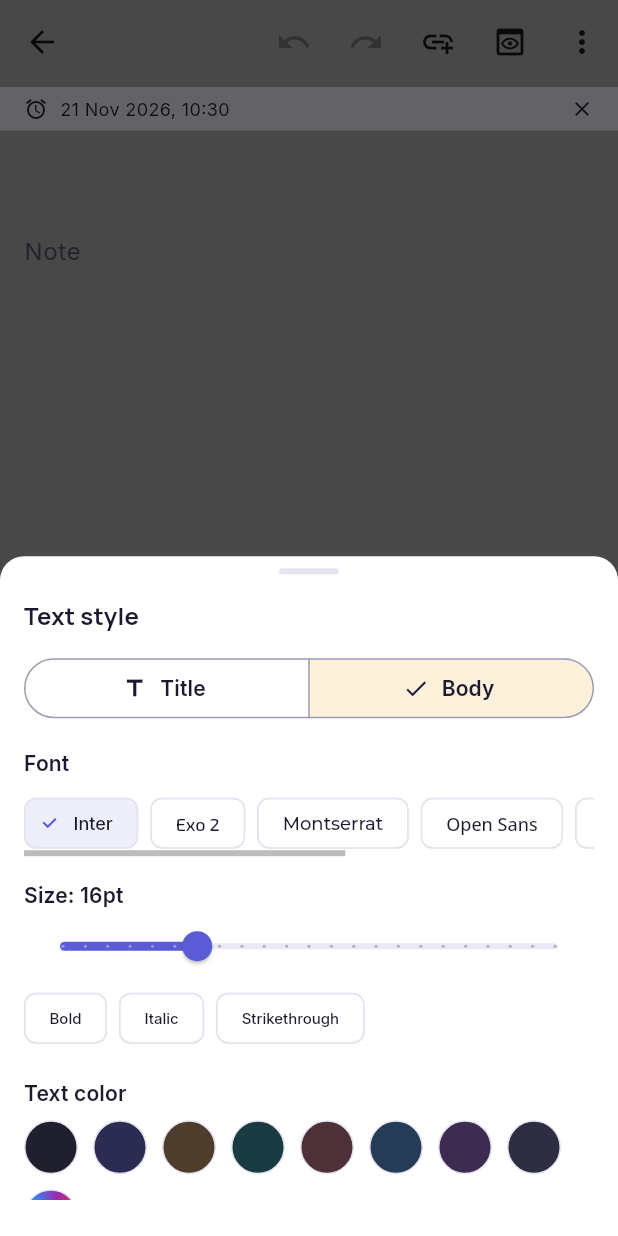
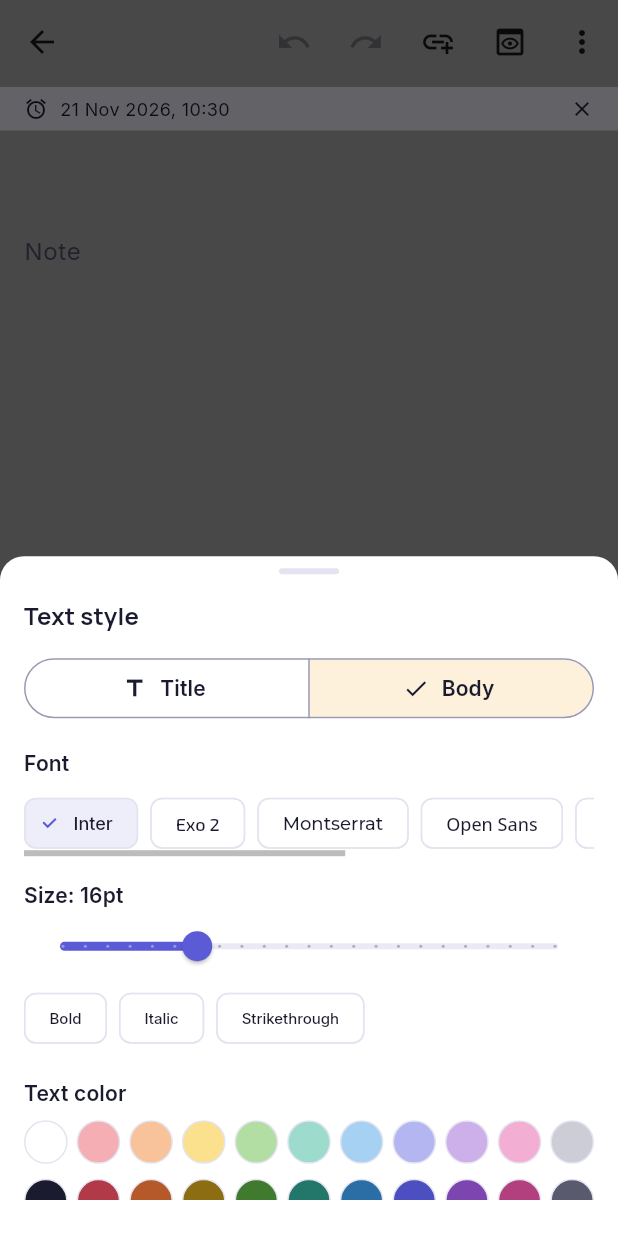
Before and after one commit to ndenicolais/Taskenda, a Flutter app: the NoteEditorScreen screen opened directly with empty values, item 2 of the bottom bar chosen, on a phone screen of 412 x 824 dp. Run offline on Flutter 3.47's test engine with Material 3 defaults, Android fonts, the phone set to English and light mode, and no system bars; our stand-ins replace cloud_firestore, file_picker, firebase_auth, firebase_core, firebase_messaging, fl_chart and 11 more; missing offline and left inert: home_widget, record; accounts and stored records are empty; generated files the repository leaves out were written again.

Commit message:
feat(colors): pastel palette for background and text colors

```diff
--- a/lib/l10n/app_en.arb
+++ b/lib/l10n/app_en.arb
@@ -178,7 +178,6 @@
   "styleTextColor": "Text color",
   "styleTitleColor": "Title color",
   "styleResetTitle": "Reset title style",
-  "styleMaterialColors": "Material colors",
   "templateChoose": "Choose a template",
   "templateSectionNotes": "Notes",
   "templateSectionChecklists": "Checklists",
--- a/lib/l10n/app_it.arb
+++ b/lib/l10n/app_it.arb
@@ -192,7 +192,6 @@
   "styleTextColor": "Colore testo",
   "styleTitleColor": "Colore titolo",
   "styleResetTitle": "Ripristina stile titolo",
-  "styleMaterialColors": "Colori Material",
   "templateChoose": "Scegli un modello",
   "templateSectionNotes": "Note",
   "templateSectionChecklists": "Checklist",
--- a/lib/l10n/app_localizations.dart
+++ b/lib/l10n/app_localizations.dart
@@ -1166,12 +1166,6 @@ abstract class AppLocalizations {
   /// **'Ripristina stile titolo'**
   String get styleResetTitle;
 
-  /// No description provided for @styleMaterialColors.
-  ///
-  /// In it, this message translates to:
-  /// **'Colori Material'**
-  String get styleMaterialColors;
-
   /// No description provided for @templateChoose.
   ///
   /// In it, this message translates to:
--- a/lib/l10n/app_localizations_en.dart
+++ b/lib/l10n/app_localizations_en.dart
@@ -566,9 +566,6 @@ class AppLocalizationsEn extends AppLocalizations {
 
   @override
   String get styleResetTitle => 'Reset title style';
-
-  @override
-  String get styleMaterialColors => 'Material colors';
 
   @override
   String get templateChoose => 'Choose a template';
--- a/lib/l10n/app_localizations_it.dart
+++ b/lib/l10n/app_localizations_it.dart
@@ -566,9 +566,6 @@ class AppLocalizationsIt extends AppLocalizations {
 
   @override
   String get styleResetTitle => 'Ripristina stile titolo';
-
-  @override
-  String get styleMaterialColors => 'Colori Material';
 
   @override
   String get templateChoose => 'Scegli un modello';
--- a/lib/screens/calendar/calendar_event_style.dart
+++ b/lib/screens/calendar/calendar_event_style.dart
@@ -125,20 +125,18 @@ CalendarItemStyle calendarItemStyle(
 Color _festiveEnd(Color color, bool isDark) =>
     isDark ? AppColors.tintDark(color) : AppColors.tintLight(color);
 
-/// A user-picked event color. A note swatch (picked in either theme) maps to
-/// the swatch at the same position in the current theme, with its category
-/// color as accent (neutral grey for the default and neutral swatches); any
-/// other color is the accent itself, on its own light / dark tint.
+/// A user-picked event color. A palette swatch (picked in either theme) maps
+/// to the swatch at the same position in the current theme, with the deep
+/// tone of its family as accent (blue-grey for white and black); any other
+/// color is the accent itself, on its own light / dark tint.
 _Swatch _customSwatch(Color color) {
   var i = AppColors.noteSwatchesLight.indexOf(color);
   if (i < 0) i = AppColors.noteSwatchesDark.indexOf(color);
   if (i < 0) return _category(color);
-  final isCategory = i >= 1 && i <= AppColors.categories.length;
   return (
     light: AppColors.noteSwatchesLight[i],
     dark: AppColors.noteSwatchesDark[i],
-    accent:
-        isCategory ? AppColors.categories[i - 1] : AppColors.textSecondaryDark,
+    accent: AppColors.swatchAccent(i),
   );
 }
 
--- a/lib/theme/app_colors.dart
+++ b/lib/theme/app_colors.dart
@@ -112,64 +112,180 @@ class AppColors {
     return Color.alphaBlend(color.withValues(alpha: 0.22), surfaceDark);
   }
 
-  // ─── Note swatches ──────────────────────────────────────────────────────────
+  // ─── Pastel palette ─────────────────────────────────────────────────────────
   //
-  // Same order in both lists, so a swatch maps to the one at the same index
-  // in the other theme: 0 default, 1–6 the tints of [categories], 7 neutral.
-  // Constants (not computed), so a color read back from Firestore as
-  // `Color(int)` is equal to its swatch.
+  // Ten color families, same order in every list: red, peach, yellow, green,
+  // mint, sky, indigo, violet, pink, grey. Constants (not computed), so a
+  // color read back from Firestore as `Color(int)` is equal to its swatch.
 
-  /// Preset note colors offered in [ColorPickerWidget] for light theme notes.
-  static const List<Color> noteSwatchesLight = [
-    surfaceLight,
-    ...categoryTintsLight,
-    borderLight,
+  /// Pastel of each family, light shade: note backgrounds (light theme),
+  /// text on dark backgrounds.
+  static const List<Color> pastelLight = [
+    Color(0xFFFBDADC),
+    Color(0xFFFDE3CF),
+    Color(0xFFFFF4C7),
+    Color(0xFFDDF1D6),
+    Color(0xFFD3F1EA),
+    Color(0xFFD8EDFB),
+    Color(0xFFDEDFF9),
+    Color(0xFFEBDDF6),
+    Color(0xFFFBDDED),
+    Color(0xFFEDEDF2),
   ];
 
-  /// Preset note colors offered in [ColorPickerWidget] for dark theme notes.
-  static const List<Color> noteSwatchesDark = [
-    surfaceDark,
-    ...categoryTintsDark,
-    borderDark,
+  /// Pastel of each family, medium shade.
+  static const List<Color> pastelMedium = [
+    Color(0xFFF5AFB4),
+    Color(0xFFF8C29A),
+    Color(0xFFFBE08E),
+    Color(0xFFB2DEA3),
+    Color(0xFF9DDCCD),
+    Color(0xFFA6D1F2),
+    Color(0xFFB3B6F0),
+    Color(0xFFCDAFEA),
+    Color(0xFFF3AFD3),
+    Color(0xFFCDCDD7),
   ];
 
-  // ─── Colors saved by Noteep ─────────────────────────────────────────────────
+  /// Muted dark tone of each family: note backgrounds in the dark theme.
+  static const List<Color> pastelDark = [
+    Color(0xFF4A2B2F),
+    Color(0xFF4B3426),
+    Color(0xFF49412A),
+    Color(0xFF2D4229),
+    Color(0xFF23413B),
+    Color(0xFF263C4F),
+    Color(0xFF2D2E53),
+    Color(0xFF3A2C4F),
+    Color(0xFF4A2C3F),
+    Color(0xFF2E2E3B),
+  ];
 
-  /// Swatches of the old palette (Noteep) → index in the new swatch lists.
-  /// Old light swatches map into [noteSwatchesLight], old dark ones into
-  /// [noteSwatchesDark].
-  static const Map<int, int> _legacyLight = {
-    0xFFFFFFFF: 0, // white
-    0xFFFFF9C4: 2, // yellow → amber
-    0xFFB2EBF2: 5, // cyan → blue
-    0xFFDCEDC8: 3, // green → teal
-    0xFFFFCCBC: 4, // orange → coral
-    0xFFE1BEE7: 6, // lilac → violet
-    0xFFCFD8DC: 7, // blue grey → neutral
-    0xFFF8BBD9: 4, // pink → coral
-  };
-  static const Map<int, int> _legacyDark = {
-    0xDD000000: 0, // black87
-    0xFF212121: 7, // grey → neutral
-    0xFF37474F: 5, // blue grey → blue
-    0xFF4A148C: 6, // purple → violet
-    0xFF1A237E: 1, // indigo → indigo
-    0xFF880E4F: 4, // wine → coral
-    0xFF1B5E20: 3, // green → teal
-    0xFFBF360C: 2, // deep orange → amber
+  /// Second, stronger dark tone of each family (dark theme backgrounds).
+  static const List<Color> pastelDarkStrong = [
+    Color(0xFF6E3C42),
+    Color(0xFF6E4A33),
+    Color(0xFF6B5D33),
+    Color(0xFF405E3A),
+    Color(0xFF305D54),
+    Color(0xFF315672),
+    Color(0xFF3E4176),
+    Color(0xFF543E72),
+    Color(0xFF6E3D5A),
+    Color(0xFF47475A),
+  ];
+
+  /// Deep tone of each family: text on light backgrounds (≥ 4.5:1 on white).
+  static const List<Color> pastelDeep = [
+    Color(0xFFB23A48),
+    Color(0xFFB5582A),
+    Color(0xFF8C6D12),
+    Color(0xFF3F7A2E),
+    Color(0xFF23766A),
+    Color(0xFF2B6EA6),
+    Color(0xFF4B4FC0),
+    Color(0xFF7D45B0),
+    Color(0xFFB23F7E),
+    Color(0xFF5A5A6E),
+  ];
+
+  /// White and black of the palette.
+  static const Color paletteWhite = white;
+  static const Color paletteBlack = ink;
+
+  /// Number of swatches in each picker row: white or black + the families.
+  static const int swatchRowLength = 11;
+
+  // Picker lists: two rows of [swatchRowLength], white + light shades, then
+  // black + darker shades. Lists of the same kind share positions, so a
+  // swatch maps to the one at the same index in the other theme.
+
+  /// Note and event backgrounds offered in the light theme.
+  static const List<Color> noteSwatchesLight = [
+    paletteWhite,
+    ...pastelLight,
+    paletteBlack,
+    ...pastelMedium,
+  ];
+
+  /// Note and event backgrounds offered in the dark theme.
+  static const List<Color> noteSwatchesDark = [
+    paletteWhite,
+    ...pastelDark,
+    paletteBlack,
+    ...pastelDarkStrong,
+  ];
+
+  /// Text colors offered in the light theme: medium pastels and deep tones,
+  /// since light pastels can't be read on light backgrounds.
+  static const List<Color> textSwatchesLight = [
+    paletteWhite,
+    ...pastelMedium,
+    paletteBlack,
+    ...pastelDeep,
+  ];
+
+  /// Text colors offered in the dark theme: the pastels.
+  static const List<Color> textSwatchesDark = [
+    paletteWhite,
+    ...pastelLight,
+    paletteBlack,
+    ...pastelMedium,
+  ];
+
+  /// Accent of a [noteSwatchesLight] / [noteSwatchesDark] position: the deep
+  /// tone of its family, blue-grey for white and black.
+  static Color swatchAccent(int index) {
+    final family = index % swatchRowLength - 1;
+    return family < 0 ? textSecondaryDark : pastelDeep[family];
+  }
+
+  // ─── Colors saved by older palettes ─────────────────────────────────────────
+
+  /// Swatches of the earlier palettes (Noteep, then the category tints) →
+  /// the matching pastel swatch.
+  static const Map<int, Color> _legacy = {
+    // Noteep, light theme.
+    0xFFFFF9C4: Color(0xFFFFF4C7), // yellow
+    0xFFB2EBF2: Color(0xFFD8EDFB), // cyan → sky
+    0xFFDCEDC8: Color(0xFFDDF1D6), // green
+    0xFFFFCCBC: Color(0xFFFDE3CF), // orange → peach
+    0xFFE1BEE7: Color(0xFFEBDDF6), // lilac → violet
+    0xFFCFD8DC: Color(0xFFEDEDF2), // blue grey → grey
+    0xFFF8BBD9: Color(0xFFFBDDED), // pink
+    // Noteep, dark theme.
+    0xDD000000: paletteBlack, // black87
+    0xFF212121: Color(0xFF2E2E3B), // grey
+    0xFF37474F: Color(0xFF263C4F), // blue grey → sky
+    0xFF4A148C: Color(0xFF3A2C4F), // purple → violet
+    0xFF1A237E: Color(0xFF2D2E53), // indigo
+    0xFF880E4F: Color(0xFF4A2C3F), // wine → pink
+    0xFF1B5E20: Color(0xFF2D4229), // green
+    0xFFBF360C: Color(0xFF4B3426), // deep orange → peach
+    // Category tints, light theme.
+    0xFFEEEEFB: Color(0xFFDEDFF9), // indigo
+    0xFFFEF6E9: Color(0xFFFFF4C7), // amber → yellow
+    0xFFE7F5F3: Color(0xFFD3F1EA), // teal → mint
+    0xFFFEF0EE: Color(0xFFFBDADC), // coral → red
+    0xFFEBF5FD: Color(0xFFD8EDFB), // blue → sky
+    0xFFF6EEF9: Color(0xFFEBDDF6), // violet
+    0xFFE4E4F0: Color(0xFFEDEDF2), // neutral → grey
+    // Category tints, dark theme.
+    0xFF1F1F2E: paletteBlack, // default surface
+    0xFF2C2C53: Color(0xFF2D2E53), // indigo
+    0xFF4E3C2C: Color(0xFF49412A), // amber → yellow
+    0xFF1B3B42: Color(0xFF23413B), // teal → mint
+    0xFF4D3038: Color(0xFF4A2B2F), // coral → red
+    0xFF253B57: Color(0xFF263C4F), // blue → sky
+    0xFF3D2B50: Color(0xFF3A2C4F), // violet
+    0xFF2E2E42: Color(0xFF2E2E3B), // neutral → grey
   };
 
   /// A color read from storage (`toARGB32()` of a note or event color):
-  /// a swatch of the old palette becomes the matching new swatch, anything
-  /// else (custom Material colors, new swatches) is returned unchanged.
+  /// a swatch of an earlier palette becomes the matching pastel swatch,
+  /// anything else (custom colors, current swatches) is returned unchanged.
   /// Applied when reading, so old data and Noteep backups need no rewrite.
-  static Color fromStored(int argb) {
-    final light = _legacyLight[argb];
-    if (light != null) return noteSwatchesLight[light];
-    final dark = _legacyDark[argb];
-    if (dark != null) return noteSwatchesDark[dark];
-    return Color(argb);
-  }
+  static Color fromStored(int argb) => _legacy[argb] ?? Color(argb);
 
   // ─── Contrast ───────────────────────────────────────────────────────────────
 
--- a/lib/widgets/style_editor/color_picker_widget.dart
+++ b/lib/widgets/style_editor/color_picker_widget.dart
@@ -9,129 +9,112 @@
 // GitHub: https://github.com/ndenicolais
 
 import 'package:flutter/material.dart';
-import '../../l10n/l10n.dart';
 
 import '../../theme/app_colors.dart';
 
+/// The pastel palette as two rows of [AppColors.swatchRowLength] circles:
+/// white + light shades, black + darker shades. Background or text colors
+/// of the current theme, depending on [forText].
 class ColorPickerWidget extends StatelessWidget {
   const ColorPickerWidget({
     super.key,
     required this.current,
     required this.onPick,
     this.isDark = false,
+    this.forText = false,
   });
 
   final Color current;
   final ValueChanged<Color> onPick;
   final bool isDark;
 
+  /// Text colors (readable on the theme's backgrounds) instead of
+  /// background colors.
+  final bool forText;
+
+  static const double _maxSize = 36;
+  static const double _gap = 6;
+
   @override
   Widget build(BuildContext context) {
-    final presets =
-        isDark ? AppColors.noteSwatchesDark : AppColors.noteSwatchesLight;
+    final swatches =
+        forText
+            ? (isDark
+                ? AppColors.textSwatchesDark
+                : AppColors.textSwatchesLight)
+            : (isDark
+                ? AppColors.noteSwatchesDark
+                : AppColors.noteSwatchesLight);
+    const perRow = AppColors.swatchRowLength;
     final colorScheme = Theme.of(context).colorScheme;
-    final unselectedBorder = colorScheme.outlineVariant;
-    return Wrap(
-      spacing: 10,
-      runSpacing: 10,
+    return LayoutBuilder(
+      builder: (context, constraints) {
+        final fit = (constraints.maxWidth - _gap * (perRow - 1)) / perRow;
+        final size = fit.clamp(16.0, _maxSize);
+        return Column(
+          mainAxisSize: MainAxisSize.min,
           children: [
-        ...presets.map(
-          (c) => GestureDetector(
-            onTap: () => onPick(c),
-            child: Container(
-              width: 36,
-              height: 36,
-              decoration: BoxDecoration(
-                color: c,
-                shape: BoxShape.circle,
-                border: Border.all(
-                  color: current == c ? colorScheme.primary : unselectedBorder,
-                  width: current == c ? 3 : 1,
+            for (var row = 0; row * perRow < swatches.length; row++) ...[
+              if (row > 0) const SizedBox(height: _gap + 4),
+              Row(
+                mainAxisAlignment: MainAxisAlignment.center,
+                children: [
+                  for (var i = row * perRow; i < (row + 1) * perRow; i++) ...[
+                    if (i > row * perRow) const SizedBox(width: _gap),
+                    _Swatch(
+                      color: swatches[i],
+                      size: size,
+                      selected: current == swatches[i],
+                      selectedBorder: colorScheme.primary,
+                      border: colorScheme.outlineVariant,
+                      onTap: () => onPick(swatches[i]),
                     ),
-                boxShadow: [
-                  if (current == c)
-                    BoxShadow(color: c.withAlpha(102), blurRadius: 8),
+                  ],
                 ],
               ),
-            ),
-          ),
-        ),
-        // Pulsante "Custom" che apre una griglia Material semplice
-        GestureDetector(
-          onTap: () => _showSimpleGrid(context),
-          child: Container(
-            width: 36,
-            height: 36,
-            decoration: BoxDecoration(
-              shape: BoxShape.circle,
-              border: Border.all(color: unselectedBorder),
-              gradient: const SweepGradient(
-                colors: [
-                  Colors.red,
-                  Colors.yellow,
-                  Colors.green,
-                  Colors.blue,
-                  Colors.purple,
-                  Colors.red,
             ],
-              ),
-            ),
-            child: Icon(Icons.add, size: 18, color: colorScheme.onSurface),
-          ),
-        ),
           ],
         );
+      },
+    );
+  }
 }
 
-  void _showSimpleGrid(BuildContext context) {
-    // Invece del package, usiamo i colori base di Flutter in una GridView
-    final List<Color> materialColors = [...Colors.primaries, ...Colors.accents];
+class _Swatch extends StatelessWidget {
+  const _Swatch({
+    required this.color,
+    required this.size,
+    required this.selected,
+    required this.selectedBorder,
+    required this.border,
+    required this.onTap,
+  });
 
-    showDialog(
-      context: context,
-      builder:
-          (ctx) => AlertDialog(
-            title: Text(ctx.l10n.styleMaterialColors),
-            content: SizedBox(
-              width: double.maxFinite,
-              child: GridView.builder(
-                shrinkWrap: true,
-                gridDelegate: const SliverGridDelegateWithFixedCrossAxisCount(
-                  crossAxisCount: 5,
-                  mainAxisSpacing: 8,
-                  crossAxisSpacing: 8,
-                ),
-                itemCount: materialColors.length,
-                itemBuilder: (_, i) {
-                  final color = materialColors[i];
+  final Color color;
+  final double size;
+  final bool selected;
+  final Color selectedBorder;
+  final Color border;
+  final VoidCallback onTap;
+
+  @override
+  Widget build(BuildContext context) {
     return GestureDetector(
-                    onTap: () {
-                      onPick(color);
-                      Navigator.pop(ctx);
-                    },
+      onTap: onTap,
       child: Container(
+        width: size,
+        height: size,
         decoration: BoxDecoration(
           color: color,
           shape: BoxShape.circle,
           border: Border.all(
-                          color:
-                              current == color
-                                  ? Theme.of(ctx).colorScheme.onSurface
-                                  : Colors.transparent,
-                          width: 2,
+            color: selected ? selectedBorder : border,
+            width: selected ? 3 : 1,
           ),
+          boxShadow: [
+            if (selected) BoxShadow(color: color.withAlpha(102), blurRadius: 8),
+          ],
         ),
-                    ),
-                  );
-                },
-              ),
-            ),
-            actions: [
-              TextButton(
-                onPressed: () => Navigator.pop(ctx),
-                child: Text(ctx.l10n.commonClose),
-              ),
-            ],
       ),
     );
   }
--- a/lib/widgets/style_editor/content_style_controls.dart
+++ b/lib/widgets/style_editor/content_style_controls.dart
@@ -77,7 +77,8 @@ class ContentStyleControls extends StatelessWidget {
         const SizedBox(height: AppSpacing.sm),
         ColorPickerWidget(
           current: style.fontColor ?? Theme.of(context).colorScheme.onSurface,
-          isDark: true,
+          isDark: Theme.of(context).brightness == Brightness.dark,
+          forText: true,
           onPick: (c) => onChanged(style.copyWith(fontColor: c)),
         ),
       ],
--- a/lib/widgets/style_editor/title_style_controls.dart
+++ b/lib/widgets/style_editor/title_style_controls.dart
@@ -89,7 +89,8 @@ class TitleStyleControls extends StatelessWidget {
         const SizedBox(height: AppSpacing.sm),
         ColorPickerWidget(
           current: effectiveColor,
-          isDark: true,
+          isDark: Theme.of(context).brightness == Brightness.dark,
+          forText: true,
           onPick: (c) => onChanged(style.copyWith(titleFontColor: c)),
         ),
         const SizedBox(height: AppSpacing.lg),
```
Also changed, not shown: 3 other files. Lines whose indentation alone changed are shown as unchanged.
